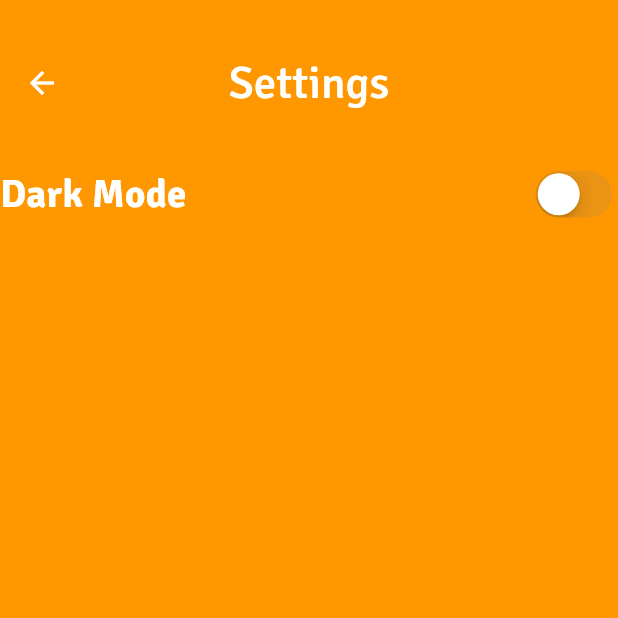
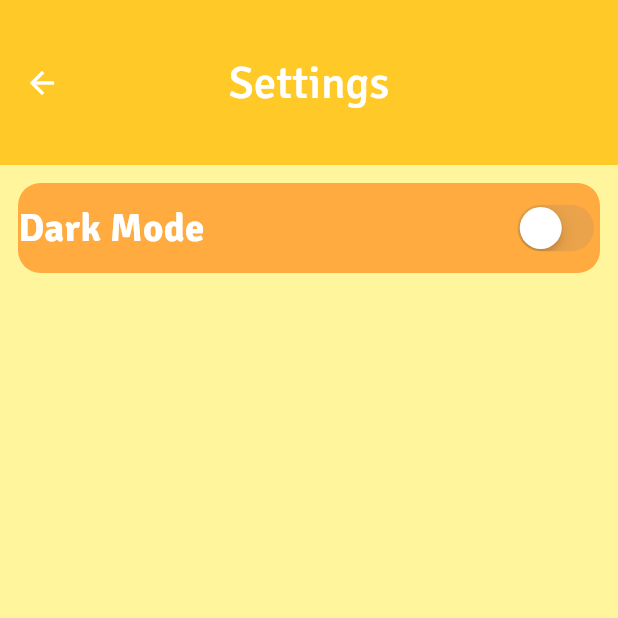
Before and after one commit to 52ndSymphony/CoinCare, a Flutter app: the Settings screen opened directly, on a phone screen of 412 x 824 dp, the top half of it. Run offline on Flutter 3.47's test engine with Material 3 defaults, Android fonts, the phone set to English and light mode, and no system bars; our stand-ins replace animated_splash_screen, cloud_firestore, firebase_auth, firebase_core, firebase_messaging, flutter_screenutil and 1 more; accounts and stored records are empty; network calls fail.

Commit message:
Fixed internal issues 1.0

```diff
--- a/lib/chat/chat_bubble.dart
+++ b/lib/chat/chat_bubble.dart
@@ -13,11 +13,11 @@ class ChatBubble extends StatelessWidget {
   Widget build(BuildContext context) {
     return Container(
       decoration: BoxDecoration(
-        color: isCurrentUser? Colors.orange:Colors.deepOrangeAccent,
+        color: isCurrentUser? Colors.orangeAccent:Colors.deepOrange,
         borderRadius: BorderRadius.circular(18),
       ),
-      padding: const EdgeInsets.all(12),
-      margin: const EdgeInsets.symmetric(vertical: 5,horizontal: 15),
+      padding: const EdgeInsets.all(15),
+      margin: const EdgeInsets.symmetric(vertical: 15,horizontal: 15),
       child: Text(message,
       style: TextStyle(fontFamily: 'signika',color: Colors.white,fontSize: 25),),
     );
--- a/lib/chat/welcome_page.dart
+++ b/lib/chat/welcome_page.dart
@@ -13,9 +13,9 @@ class chatWelcomePage extends StatelessWidget{
         child: Column(
           mainAxisAlignment: MainAxisAlignment.center,
           children: [
-            Icon(Icons.message,size: 100,color: Theme.of(context).colorScheme.primary,),
+            Icon(Icons.message,size: 100,color: Theme.of(context).colorScheme.secondary,),
             SizedBox(height: 15),
-            Text('Welcome',style: TextStyle(fontFamily: 'signika',color: Theme.of(context).colorScheme.primary,fontSize: 25,fontWeight: FontWeight.bold),)
+            Text('Welcome',style: TextStyle(fontFamily: 'signika',color: Theme.of(context).colorScheme.secondary,fontSize: 25,fontWeight: FontWeight.bold),)
           ],
         ),
       ),
--- a/lib/settings.dart
+++ b/lib/settings.dart
@@ -10,7 +10,7 @@ class Settings extends StatelessWidget {
   @override
   Widget build(BuildContext context) {
     return Scaffold(
-      backgroundColor: Colors.orange,
+      backgroundColor: Theme.of(context).colorScheme.tertiary,
       appBar: PreferredSize(
 
 
@@ -33,10 +33,21 @@ class Settings extends StatelessWidget {
                 style: TextStyle(fontSize: 30,fontWeight: FontWeight.w500,color: Colors.white,fontFamily: 'signika')
             ),
             centerTitle: true,
-            backgroundColor: Colors.orange,
+            backgroundColor: Theme.of(context).colorScheme.inversePrimary,
           )
       ),
-      body: Row(
+
+      body: Padding(
+        padding: const EdgeInsets.all(12.0),
+        child: Container(
+          height: 60,
+          //width: 70,
+
+          decoration: BoxDecoration(
+            color: Theme.of(context).colorScheme.primary,
+            borderRadius: BorderRadius.circular(15),
+          ),
+          child: Row(
             mainAxisAlignment: MainAxisAlignment.spaceBetween,
             children: [
 
@@ -47,6 +58,8 @@ class Settings extends StatelessWidget {
           ],
 
               ),
+        ),
+      ),
     );
   }
 }
--- a/lib/splash_screen.dart
+++ b/lib/splash_screen.dart
@@ -8,12 +8,12 @@ class SplashScreen extends StatelessWidget {
   @override
   Widget build(BuildContext context) {
     return AnimatedSplashScreen(
-      backgroundColor: Colors.white,
+      backgroundColor: Theme.of(context).colorScheme.inversePrimary,
       splash:
       Center(
 
         child: Image.asset(
-          'assets/firstpage.jpg',
+          'assets/logo.png',
           width: 500.0,
           height: 500.0,
 
--- a/lib/theme/dark_mode.dart
+++ b/lib/theme/dark_mode.dart
@@ -1,11 +1,11 @@
 import 'package:flutter/material.dart';
 ThemeData darkMode=ThemeData(
     colorScheme: ColorScheme.light(
-      background: Colors.black12,
-      primary: Colors.blueGrey,
+      background: Colors.black26,
+      primary: Colors.black26,
       secondary: Colors.white,
-      tertiary: Colors.grey,
-      inversePrimary: Colors.white,
+      tertiary: Colors.white,
+      inversePrimary: Colors.black45,
 
     )
 );
--- a/lib/theme/light_mode.dart
+++ b/lib/theme/light_mode.dart
@@ -2,11 +2,11 @@ import 'package:flutter/material.dart';
 
 ThemeData lightMode=ThemeData(
   colorScheme: ColorScheme.light(
-    background: Colors.white,
-    primary: Colors.orange,
-    secondary: Colors.white,
-    tertiary: Colors.white,
-    inversePrimary: Colors.white,
+    background: Colors.yellow.shade400,
+    primary: Colors.orangeAccent,
+    secondary: Colors.deepOrange,
+    tertiary: Colors.yellow.shade200,
+    inversePrimary: Colors.amber.shade400,
 
   )
 );
--- a/pubspec.yaml
+++ b/pubspec.yaml
@@ -42,6 +42,9 @@ dependencies:
   animated_splash_screen: ^1.3.0
   cloud_firestore: ^4.14.0
   provider: ^6.1.1
+  firebase_messaging: ^14.7.10
+  flutter_local_notifications: ^16.3.0
+  flutter_screenutil: ^5.9.0
 
 dev_dependencies:
   flutter_test:
```
Also changed, not shown: lib/auth_service.dart (+7 -0 lines), lib/chat/chat_page.dart (+31 -8 lines), lib/chat/users_page.dart (+5 -7 lines), lib/main.dart (+7 -21 lines), lib/user_tile.dart (+4 -3 lines), pubspec.lock, 1 other file. Lines whose indentation alone changed are shown as unchanged.
